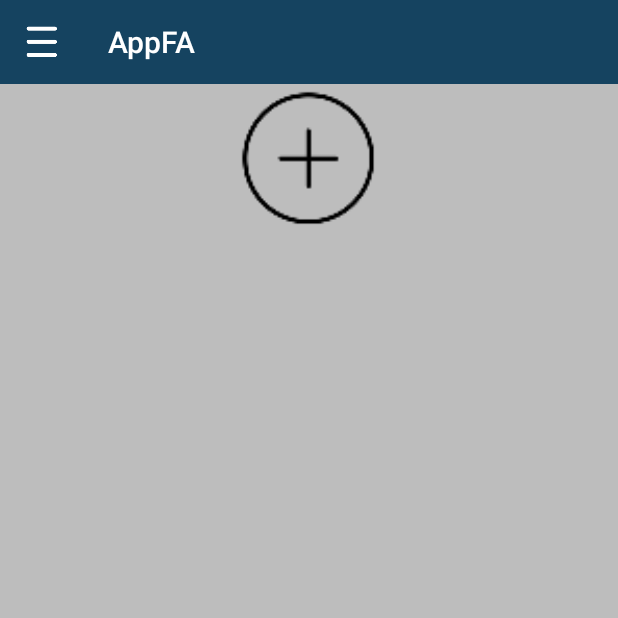
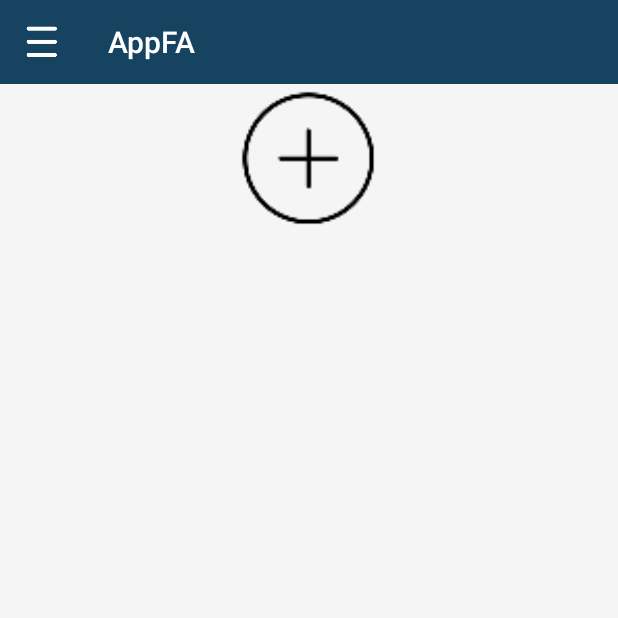
Before and after one commit to mgigena/appfa, an Android app: the fragment TeamFragment placed in its activity, on a phone screen of 412 x 824 dp, the top half of it. Run offline under Robolectric (Android 15) with nearby library versions, the phone set to English and light mode, and no system bars.

Commit message:
CustomRecyclerView
- Se crea CustomRecyclerView para manejar emptystates y lista de items.

```diff
--- a/app/src/main/java/com/appfa/android/team/TeamRecyclerView.java
+++ b/app/src/main/java/com/appfa/android/custom/ui/views/CustomRecyclerView.java
@@ -1,4 +1,4 @@
-package com.appfa.android.team;
+package com.appfa.android.custom.ui.views;
 
 import android.content.Context;
 import android.support.annotation.Nullable;
@@ -6,7 +6,7 @@ import android.support.v7.widget.RecyclerView;
 import android.util.AttributeSet;
 import android.view.View;
 
-public class TeamRecyclerView extends RecyclerView {
+public class CustomRecyclerView extends RecyclerView {
 
     private View emptyView;
 
@@ -27,11 +27,11 @@ public class TeamRecyclerView extends RecyclerView {
         }
     };
 
-    public TeamRecyclerView(Context context) {
+    public CustomRecyclerView(Context context) {
         super(context);
     }
 
-    public TeamRecyclerView(Context context, @Nullable AttributeSet attrs) {
+    public CustomRecyclerView(Context context, @Nullable AttributeSet attrs) {
         super(context, attrs);
     }
 
--- a/app/src/main/java/com/appfa/android/main/MainActivity.java
+++ b/app/src/main/java/com/appfa/android/main/MainActivity.java
@@ -14,8 +14,8 @@ import android.view.Menu;
 import android.view.MenuItem;
 
 import com.appfa.android.R;
+import com.appfa.android.model.dto.TeamDTO;
 import com.appfa.android.team.TeamFragment;
-import com.appfa.android.team.dummy.DummyContent;
 
 public class MainActivity extends AppCompatActivity implements TeamFragment.OnListFragmentInteractionListener {
 
@@ -83,7 +83,7 @@ public class MainActivity extends AppCompatActivity implements TeamFragment.OnLi
     }
 
     @Override
-    public void onListFragmentInteraction(DummyContent.DummyItem item) {
+    public void onListFragmentInteraction(TeamDTO item) {
 
     }
 }
--- a/app/src/main/java/com/appfa/android/team/TeamFragment.java
+++ b/app/src/main/java/com/appfa/android/team/TeamFragment.java
@@ -9,8 +9,9 @@ import android.view.View;
 import android.view.ViewGroup;
 
 import com.appfa.android.R;
+import com.appfa.android.custom.ui.views.CustomRecyclerView;
+import com.appfa.android.model.dto.TeamDTO;
 import com.appfa.android.team.dummy.DummyContent;
-import com.appfa.android.team.dummy.DummyContent.DummyItem;
 
 /**
  * A fragment representing a list of Items.
@@ -59,7 +60,7 @@ public class TeamFragment extends Fragment {
 
         // Set the adapter
         Context context = view.getContext();
-        TeamRecyclerView recyclerView = view.findViewById(R.id.list);
+        CustomRecyclerView recyclerView = view.findViewById(R.id.list);
         recyclerView.setLayoutManager(new LinearLayoutManager(context));
         View emptyView = view.findViewById(R.id.emptyContainer);
         recyclerView.setEmptyView(emptyView);
@@ -98,6 +99,6 @@ public class TeamFragment extends Fragment {
      */
     public interface OnListFragmentInteractionListener {
         // TODO: Update argument type and name
-        void onListFragmentInteraction(DummyItem item);
+        void onListFragmentInteraction(TeamDTO item);
     }
 }
--- a/app/src/main/java/com/appfa/android/team/TeamRecyclerViewAdapter.java
+++ b/app/src/main/java/com/appfa/android/team/TeamRecyclerViewAdapter.java
@@ -7,22 +7,22 @@ import android.view.ViewGroup;
 import android.widget.TextView;
 
 import com.appfa.android.R;
+import com.appfa.android.model.dto.TeamDTO;
 import com.appfa.android.team.TeamFragment.OnListFragmentInteractionListener;
-import com.appfa.android.team.dummy.DummyContent.DummyItem;
 
 import java.util.List;
 
 /**
- * {@link RecyclerView.Adapter} that can display a {@link DummyItem} and makes a call to the
+ * {@link RecyclerView.Adapter} that can display a {@link TeamDTO} and makes a call to the
  * specified {@link OnListFragmentInteractionListener}.
  * TODO: Replace the implementation with code for your data type.
  */
 public class TeamRecyclerViewAdapter extends RecyclerView.Adapter<TeamRecyclerViewAdapter.ViewHolder> {
 
-    private final List<DummyItem> mValues;
+    private final List<TeamDTO> mValues;
     private final OnListFragmentInteractionListener mListener;
 
-    public TeamRecyclerViewAdapter(List<DummyItem> items, OnListFragmentInteractionListener listener) {
+    public TeamRecyclerViewAdapter(List<TeamDTO> items, OnListFragmentInteractionListener listener) {
         mValues = items;
         mListener = listener;
     }
@@ -37,8 +37,8 @@ public class TeamRecyclerViewAdapter extends RecyclerView.Adapter<TeamRecyclerVi
     @Override
     public void onBindViewHolder(final ViewHolder holder, int position) {
         holder.mItem = mValues.get(position);
-        holder.mIdView.setText(mValues.get(position).id);
-        holder.mContentView.setText(mValues.get(position).content);
+        holder.mIdView.setText(mValues.get(position).getId());
+        holder.mContentView.setText(mValues.get(position).getName());
 
         holder.mView.setOnClickListener(new View.OnClickListener() {
             @Override
@@ -61,13 +61,13 @@ public class TeamRecyclerViewAdapter extends RecyclerView.Adapter<TeamRecyclerVi
         public final View mView;
         public final TextView mIdView;
         public final TextView mContentView;
-        public DummyItem mItem;
+        public TeamDTO mItem;
 
         public ViewHolder(View view) {
             super(view);
             mView = view;
-            mIdView = (TextView) view.findViewById(R.id.item_number);
-            mContentView = (TextView) view.findViewById(R.id.content);
+            mIdView = view.findViewById(R.id.item_number);
+            mContentView = view.findViewById(R.id.content);
         }
 
         @Override
--- a/app/src/main/res/layout/fragment_team_list.xml
+++ b/app/src/main/res/layout/fragment_team_list.xml
@@ -7,7 +7,7 @@
     android:layout_height="match_parent"
     android:orientation="vertical">
 
-    <com.appfa.android.team.TeamRecyclerView
+    <com.appfa.android.custom.ui.views.CustomRecyclerView
         android:id="@+id/list"
         android:name="com.appfa.android.team.TeamFragment"
         android:layout_width="match_parent"
--- a/app/src/main/res/values/colors.xml
+++ b/app/src/main/res/values/colors.xml
@@ -27,5 +27,5 @@
     <color name="drawerHeaderBackground">#FFA000</color>
 
     <!--LIST-->
-    <color name="emptyStateBackground">#BDBDBD</color>
+    <color name="emptyStateBackground">#F5F5F5</color>
 </resources>
```
Also changed, not shown: app/src/main/java/com/appfa/android/model/dto/TeamDTO.java (added, +25 -0 lines), app/src/main/java/com/appfa/android/team/dummy/DummyContent.java (+6 -41 lines).
